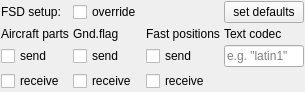
First picture: the form in src/blackgui/editors/fsdsetupform.ui, repository swift-project/pilotclient, before the edit.
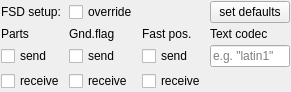
Second picture: the form after the edit.

The edit to the form file:
```diff
--- a/src/blackgui/editors/fsdsetupform.ui
+++ b/src/blackgui/editors/fsdsetupform.ui
@@ -32,7 +32,7 @@
    <item row="4" column="1">
     <widget class="QLabel" name="lbl_AircraftParts">
      <property name="text">
-      <string>Aircraft parts</string>
+      <string>Parts</string>
      </property>
     </widget>
    </item>
@@ -74,7 +74,7 @@
    <item row="4" column="3">
     <widget class="QLabel" name="lbl_FastPositions">
      <property name="text">
-      <string>Fast positions</string>
+      <string>Fast pos.</string>
      </property>
     </widget>
    </item>
```
Left out of the diff: 3 changed lines with no effect on the pictures.
